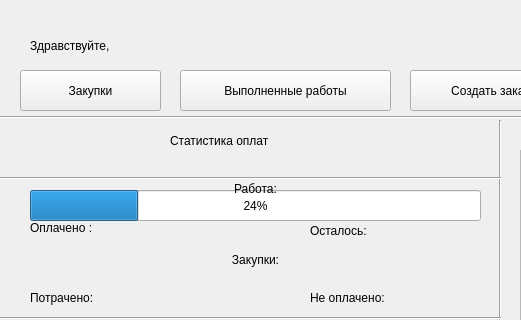
First picture: the form in form/CustomerWindow.ui, repository glimb-developers-team/Glimb, before the edit; both pictures show x 0 to 521 and y 0 to 320 of the 738 by 550 pixel window.
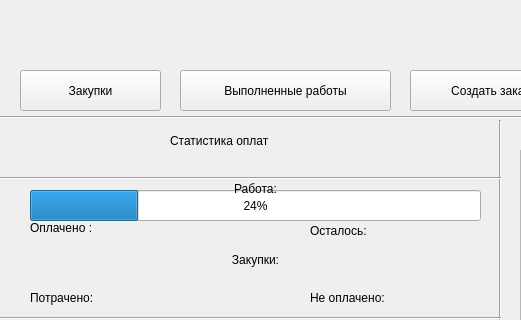
Second picture: the form after the edit.

```diff
--- a/form/CustomerWindow.ui
+++ b/form/CustomerWindow.ui
@@ -308,7 +308,7 @@
     <rect>
      <x>30</x>
      <y>30</y>
-     <width>131</width>
+     <width>361</width>
      <height>31</height>
     </rect>
    </property>
@@ -316,7 +316,7 @@
     <string notr="true">font: 18pt &quot;.SF NS Text&quot;;</string>
    </property>
    <property name="text">
-    <string>Здравствуйте,</string>
+    <string/>
    </property>
   </widget>
  </widget>
```
Left out of the diff: 2 changed lines with no effect on the pictures.
